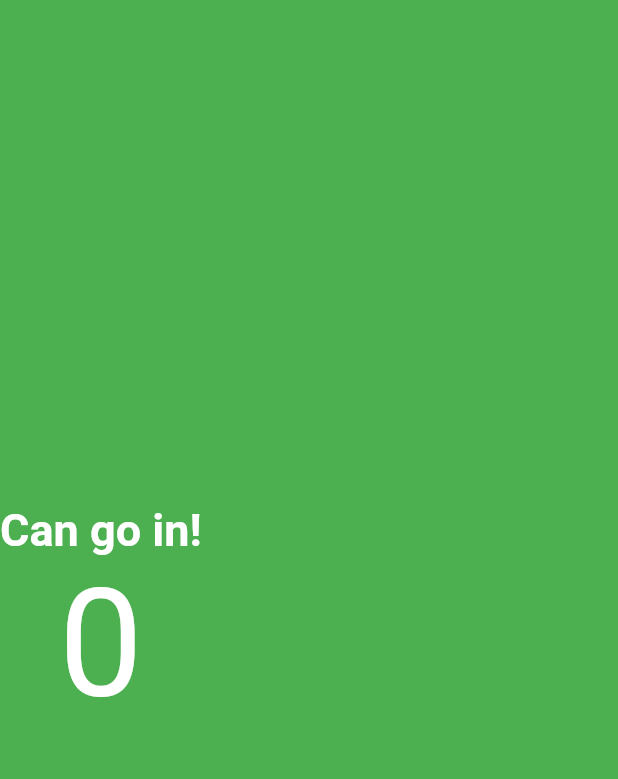
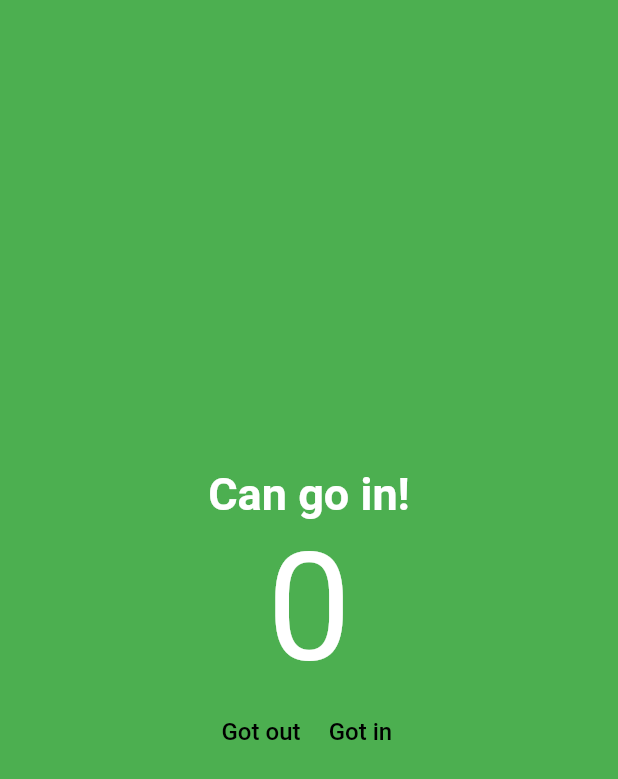
Before and after one commit to luidimso/flutter-entrance-control-app, a Flutter app: the screen it shows after launch, on a phone screen of 412 x 824 dp. Shown: the top 779 px of the screen. Run offline on Flutter 3.47's test engine with Material 2 defaults, Android fonts, the phone set to English and light mode, and no system bars.

Commit message:
Adding bottons

```diff
--- a/lib/main.dart
+++ b/lib/main.dart
@@ -18,22 +18,43 @@ class MyApp extends StatelessWidget {
 class HomePage extends StatelessWidget {
   const HomePage({super.key});
 
+  void decrement() {
+    print("Got out");
+  }
+
+  void increment() {
+    print("Got in");
+  }
+
   @override
   Widget build(BuildContext context) {
-    return const Scaffold(
+    return Scaffold(
       backgroundColor: Colors.green,
       body: Column(
         mainAxisAlignment: MainAxisAlignment.center,
         children: [
-          Text("Can go in!", style: TextStyle(
+          const Text("Can go in!", style: TextStyle(
               fontSize: 30,
               color: Colors.white,
               fontWeight: FontWeight.w700
           ),),
-          Text("0", style: TextStyle(
+          const Text("0", style: TextStyle(
             fontSize: 100,
             color: Colors.white
-          ),)
+          ),),
+          Row(
+            mainAxisAlignment: MainAxisAlignment.center,
+            children: [
+              TextButton(onPressed: decrement, child: const Text("Got out", style: TextStyle(
+                color: Colors.black,
+                fontSize: 16
+              ),)),
+              TextButton(onPressed: increment, child: const Text("Got in", style: TextStyle(
+                color: Colors.black,
+                fontSize: 16
+              ),))
+            ],
+          )
         ],
       ),
     );
```
